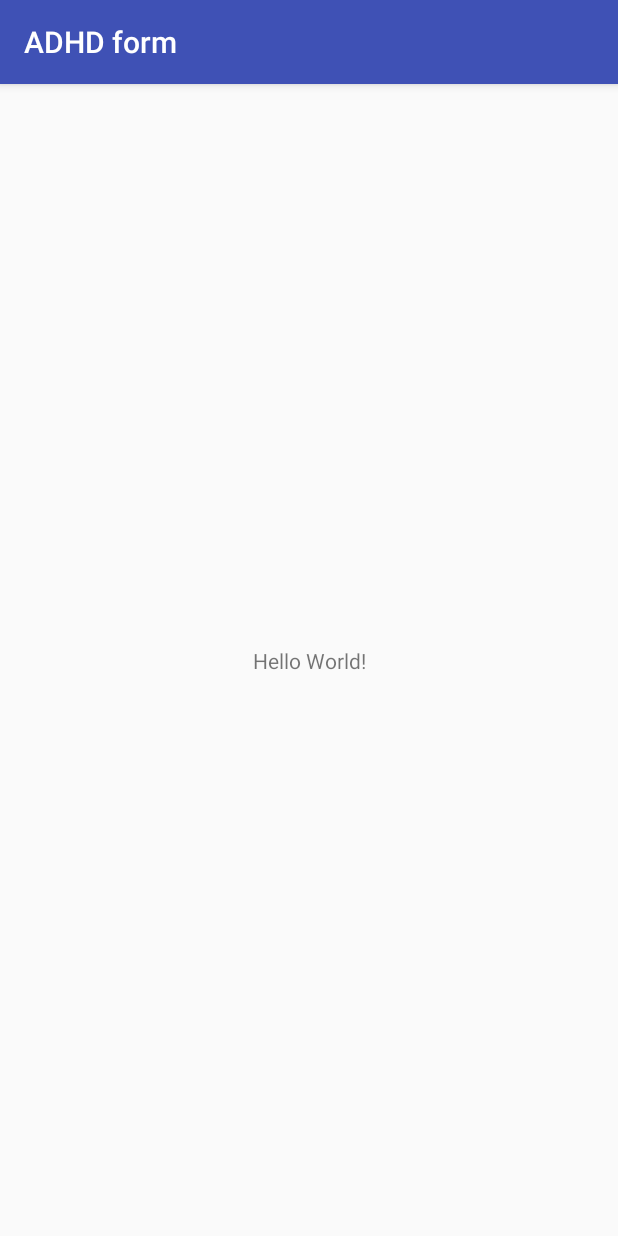
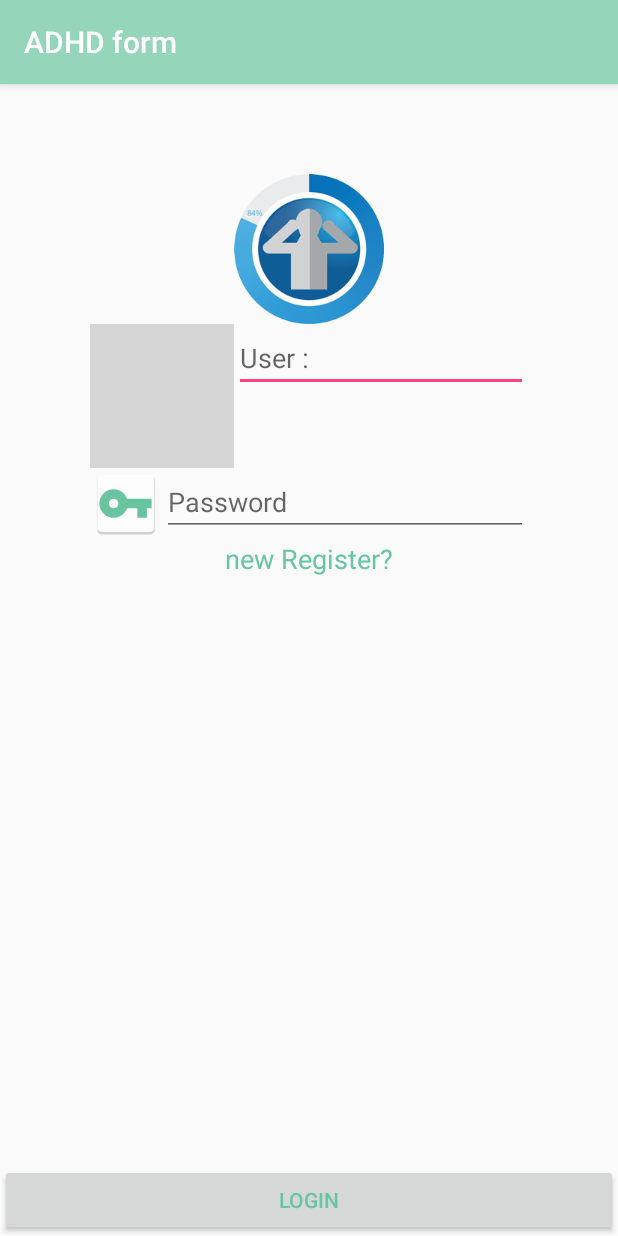
Before and after one commit to pichanan/ADHDform, an Android app: the screen it shows after launch (MainActivity), on a phone screen of 412 x 824 dp. Run offline under Robolectric (Android 15) with nearby library versions, the phone set to English and light mode, and no system bars; grey boxes are pictures that could not be loaded.

Commit message:
Create service OK

```diff
--- a/app/src/main/AndroidManifest.xml
+++ b/app/src/main/AndroidManifest.xml
@@ -15,6 +15,8 @@
                 <category android:name="android.intent.category.LAUNCHER" />
             </intent-filter>
         </activity>
+        <activity android:name=".RegisterActivity" />
+        <activity android:name=".ServiceActivity"></activity>
     </application>
 
 </manifest>
--- /dev/null
+++ b/app/src/main/java/adhd/sirikan/pimpicha/adhdform/RegisterActivity.java
@@ -0,0 +1,13 @@
+package adhd.sirikan.pimpicha.adhdform;
+
+import android.support.v7.app.AppCompatActivity;
+import android.os.Bundle;
+
+public class RegisterActivity extends AppCompatActivity {
+
+    @Override
+    protected void onCreate(Bundle savedInstanceState) {
+        super.onCreate(savedInstanceState);
+        setContentView(R.layout.activity_register);
+    }
+}
--- /dev/null
+++ b/app/src/main/java/adhd/sirikan/pimpicha/adhdform/ServiceActivity.java
@@ -0,0 +1,13 @@
+package adhd.sirikan.pimpicha.adhdform;
+
+import android.support.v7.app.AppCompatActivity;
+import android.os.Bundle;
+
+public class ServiceActivity extends AppCompatActivity {
+
+    @Override
+    protected void onCreate(Bundle savedInstanceState) {
+        super.onCreate(savedInstanceState);
+        setContentView(R.layout.activity_service);
+    }
+}
--- a/app/src/main/res/layout/activity_main.xml
+++ b/app/src/main/res/layout/activity_main.xml
@@ -1,18 +1,77 @@
 <?xml version="1.0" encoding="utf-8"?>
-<android.support.constraint.ConstraintLayout xmlns:android="http://schemas.android.com/apk/res/android"
+<RelativeLayout xmlns:android="http://schemas.android.com/apk/res/android"
     xmlns:app="http://schemas.android.com/apk/res-auto"
     xmlns:tools="http://schemas.android.com/tools"
     android:layout_width="match_parent"
     android:layout_height="match_parent"
     tools:context="adhd.sirikan.pimpicha.adhdform.MainActivity">
+    <LinearLayout
+        android:layout_marginTop="@dimen/my_margin"
+        android:layout_marginLeft="@dimen/my_margin"
+        android:layout_marginRight="@dimen/my_margin"
+        android:orientation="vertical"
+        android:layout_width="match_parent"
+        android:layout_height="wrap_content">
 
-    <TextView
-        android:layout_width="wrap_content"
+        <ImageView
+            android:layout_gravity="center_horizontal"
+            android:src="@drawable/logo200"
+            android:layout_width="wrap_content"
+            android:layout_height="wrap_content" />
+
+        <LinearLayout
+            android:layout_width="match_parent"
+            android:layout_height="wrap_content"
+            android:orientation="horizontal">
+
+           <ImageView
+               android:src="@mipmap/ic_user"
+               android:layout_width="wrap_content"
+               android:layout_height="wrap_content" />
+
+            <EditText
+                android:inputType="text"
+                android:hint="@string/user"
+                android:layout_width="match_parent"
+                android:layout_height="wrap_content" />
+        </LinearLayout>
+
+        <LinearLayout
+            android:layout_width="match_parent"
+            android:layout_height="wrap_content"
+            android:orientation="horizontal">
+
+           <ImageView
+               android:src="@mipmap/ic_password"
+               android:layout_width="wrap_content"
+               android:layout_height="wrap_content" />
+
+            <EditText
+                android:inputType="text"
+                android:hint="@string/password"
+                android:layout_width="match_parent"
+                android:layout_height="wrap_content" />
+        </LinearLayout>
+        <TextView
+            android:textSize="@dimen/h2"
+            android:layout_gravity="center_horizontal"
+            android:text="@string/new_register"
+            android:textColor="#68c69f"
+            android:layout_width="wrap_content"
+            android:layout_height="wrap_content" />
+
+    </LinearLayout>
+
+    <Button
+        android:layout_alignParentBottom="true"
+        android:textColor="@color/colorPrimaryDark"
+        android:layout_width="match_parent"
         android:layout_height="wrap_content"
-        android:text="Hello World!"
-        app:layout_constraintBottom_toBottomOf="parent"
-        app:layout_constraintLeft_toLeftOf="parent"
-        app:layout_constraintRight_toRightOf="parent"
-        app:layout_constraintTop_toTopOf="parent" />
+        android:text="@string/login"
 
-</android.support.constraint.ConstraintLayout>
+        />
+
+
+
+
+</RelativeLayout>
--- /dev/null
+++ b/app/src/main/res/layout/activity_register.xml
@@ -0,0 +1,9 @@
+<?xml version="1.0" encoding="utf-8"?>
+<android.support.constraint.ConstraintLayout xmlns:android="http://schemas.android.com/apk/res/android"
+    xmlns:app="http://schemas.android.com/apk/res-auto"
+    xmlns:tools="http://schemas.android.com/tools"
+    android:layout_width="match_parent"
+    android:layout_height="match_parent"
+    tools:context="adhd.sirikan.pimpicha.adhdform.RegisterActivity">
+
+</android.support.constraint.ConstraintLayout>
--- /dev/null
+++ b/app/src/main/res/layout/activity_service.xml
@@ -0,0 +1,9 @@
+<?xml version="1.0" encoding="utf-8"?>
+<android.support.constraint.ConstraintLayout xmlns:android="http://schemas.android.com/apk/res/android"
+    xmlns:app="http://schemas.android.com/apk/res-auto"
+    xmlns:tools="http://schemas.android.com/tools"
+    android:layout_width="match_parent"
+    android:layout_height="match_parent"
+    tools:context="adhd.sirikan.pimpicha.adhdform.ServiceActivity">
+
+</android.support.constraint.ConstraintLayout>
--- a/app/src/main/res/values/colors.xml
+++ b/app/src/main/res/values/colors.xml
@@ -1,6 +1,6 @@
 <?xml version="1.0" encoding="utf-8"?>
 <resources>
-    <color name="colorPrimary">#3F51B5</color>
-    <color name="colorPrimaryDark">#303F9F</color>
+    <color name="colorPrimary">#95d5ba</color>
+    <color name="colorPrimaryDark">#68c69f</color>
     <color name="colorAccent">#FF4081</color>
 </resources>
--- /dev/null
+++ b/app/src/main/res/values/dimens.xml
@@ -0,0 +1,7 @@
+<?xml version="1.0" encoding="utf-8"?>
+<resources>
+
+
+    <dimen name="my_margin">60dp</dimen>
+    <dimen name="h2">18sp</dimen>
+</resources>
--- a/app/src/main/res/values/strings.xml
+++ b/app/src/main/res/values/strings.xml
@@ -1,3 +1,8 @@
 <resources>
     <string name="app_name">ADHD form</string>
+    <string name="user">User :</string>
+    <string name="password">Password</string>
+    <string name="new_register">new Register?</string>
+    <string name="login">Login</string>
+
 </resources>
```
Also changed, not shown: app/src/main/ic_password-web.png (added), app/src/main/res/drawable-xhdpi/logo200.png (added), app/src/main/res/mipmap-hdpi/ic_password.png (added), app/src/main/res/mipmap-mdpi/ic_password.png (added), app/src/main/res/mipmap-xhdpi/ic_password.png (added), app/src/main/res/mipmap-xxhdpi/ic_password.png (added), app/src/main/res/mipmap-xxxhdpi/ic_password.png (added).
